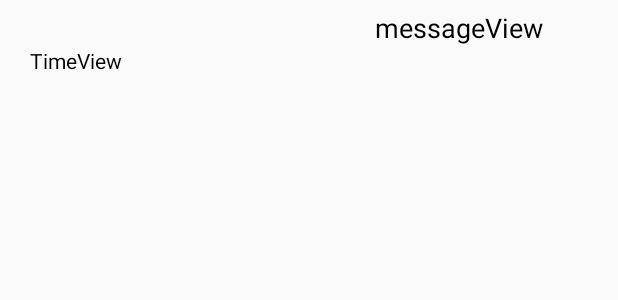
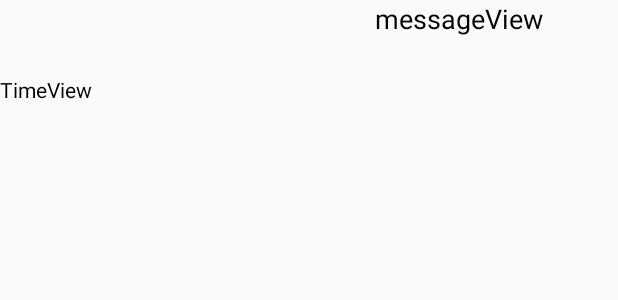
Before and after one commit to faizrehman1/ChatApplication, an Android app: the layout message_right_side_layout.xml on its own in the app's theme, with its tools: preview values and no code run, on a phone screen of 412 x 824 dp. Shown: the top 300 px of the screen. Run offline under Robolectric (Android 15) with nearby library versions, the phone set to English and light mode, and no system bars.

Commit message:
changing in left right layout for proper view of msg

```diff
--- a/ChatApplication/app/src/main/res/layout/message_right_side_layout.xml
+++ b/ChatApplication/app/src/main/res/layout/message_right_side_layout.xml
@@ -16,25 +16,27 @@
         android:id="@+id/timeView_messages"
         android:layout_width="wrap_content"
         android:layout_height="wrap_content"
-        android:layout_alignBottom="@+id/imageView_messages"
+        android:textColor="#000"
+
+        android:text="TimeView"
+        android:textAppearance="?android:attr/textAppearanceSmall"
+        android:layout_below="@+id/messageView"
         android:layout_alignParentLeft="true"
-        android:textColor="#000"
-        android:layout_alignParentStart="true"
-        android:layout_marginLeft="20dp"
-        android:layout_marginStart="20dp"
-        android:text="TimeView"
-        android:textAppearance="?android:attr/textAppearanceSmall" />
+        android:layout_alignParentStart="true" />
 
     <TextView
         android:id="@+id/messageView"
         android:layout_width="wrap_content"
         android:layout_height="wrap_content"
-        android:layout_above="@+id/timeView_messages"
+
+
+        android:text="messageView"
+        android:textAppearance="?android:attr/textAppearanceMedium"
+        android:textColor="#000"
+
+        android:layout_alignParentTop="true"
         android:layout_toLeftOf="@+id/imageView_messages"
 
-        android:layout_toStartOf="@+id/imageView_messages"
-        android:text="messageView"
-        android:textAppearance="?android:attr/textAppearanceMedium"
-        android:textColor="#000" />
+        android:layout_alignBottom="@+id/imageView_messages" />
 
 </RelativeLayout>
```
Also changed, not shown: ChatApplication/app/src/main/res/layout/activity_conversation_.xml (+3 -10 lines), ChatApplication/app/src/main/res/layout/message_left_side_layout.xml (+6 -3 lines).
